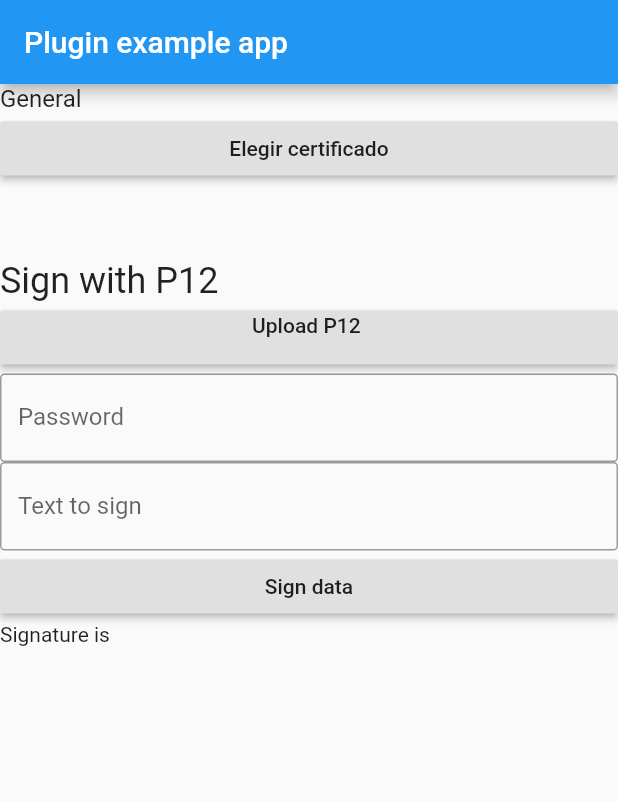
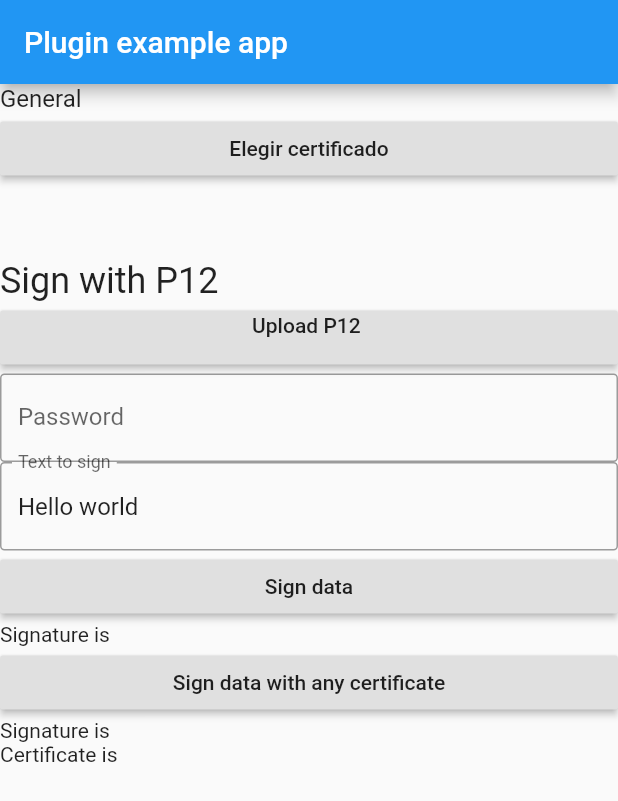
Before and after one commit to Dviejopomata/flutter-p12, a Flutter app: the screen it shows after launch, on a phone screen of 412 x 824 dp. Shown: the top 801 px of the screen. Run offline on Flutter 3.47's test engine with Material 2 defaults, Android fonts, the phone set to English and light mode, and no system bars; our stand-ins replace file_picker.

Commit message:
Add sign data with any certificate in android and 0.0.6

```diff
--- a/example/lib/main.dart
+++ b/example/lib/main.dart
@@ -23,10 +23,12 @@ class _MyAppState extends State<MyApp> {
   TextEditingController _dataToSignController = new TextEditingController();
 
   SignWithP12Result _signature;
+  SignResult _signature2;
 
   @override
   void initState() {
     super.initState();
+    _dataToSignController.text = "Hello world";
   }
 
   @override
@@ -104,7 +106,24 @@ class _MyAppState extends State<MyApp> {
                 },
               ),
               Text(
-                  "Signature is ${_signature != null ? _signature.signature : ""}")
+                  "Signature is ${_signature != null ? _signature.signature : ""}"),
+              RaisedButton(
+                child: Text("Sign data with any certificate"),
+                onPressed: () async {
+                  final signature = await FlutterPfx().sign(
+                    Uint8List.fromList(_dataToSignController.text.codeUnits),
+                  );
+                  print(signature.signature);
+                  print(signature.certificate);
+                  setState(() {
+                    _signature2 = signature;
+                  });
+                },
+              ),
+              Text(
+                  "Signature is ${_signature2 != null ? _signature2.signature : ""}"),
+              Text(
+                  "Certificate is ${_signature2 != null ? _signature2.certificate : ""}"),
             ],
           )),
     );
--- a/lib/flutter_pfx.dart
+++ b/lib/flutter_pfx.dart
@@ -6,46 +6,86 @@ import 'package:flutter/services.dart';
 
 class CustomException implements Exception {
   CustomException(this.cause);
+
   String cause;
 }
 
 class NoCertificateException implements Exception {
   NoCertificateException(this.cause);
+
   String cause;
 }
 
 class BadPasswordP12Exception implements Exception {
   BadPasswordP12Exception(this.cause);
+
   String cause;
 }
 
 class BadFormatP12Exception implements Exception {
   BadFormatP12Exception(this.cause);
+
   String cause;
 }
 
 class UnknownP12Exception implements Exception {
   UnknownP12Exception(this.cause);
+
   String cause;
 }
 
 class CertificateResult {
   CertificateResult({this.b64});
+
   String b64;
 }
 
 class SignWithP12Result {
   SignWithP12Result({this.signature});
+
   String signature;
+}
+
+class SignResult {
+  SignResult({this.signature, this.certificate});
+
+  String signature;
+  String certificate;
 }
 
 class FlutterPfx {
   FlutterPfx();
+
   MethodChannel channel = const MethodChannel('flutter_pfx');
 
   Future<String> get platformVersion async {
     final String version = await channel.invokeMethod('getPlatformVersion');
     return version;
+  }
+
+  Future<SignResult> sign(Uint8List data) async {
+    try {
+      final String signatureB64 = await channel.invokeMethod('signData', {
+        'data': data,
+      });
+      var chunks = signatureB64.split(";");
+      return SignResult(signature: chunks[0], certificate: chunks[1]);
+    } catch (e) {
+      if (e is PlatformException) {
+        switch (e.code) {
+          case "BAD_PASSWORD":
+            throw BadPasswordP12Exception(e.message);
+          case "BAD_CERTIFICATE_FORMAT":
+            throw BadFormatP12Exception(e.message);
+          case "CERTIFICATE_ERROR":
+            throw UnknownP12Exception(e.message);
+          default:
+            rethrow;
+        }
+      } else {
+        rethrow;
+      }
+    }
   }
 
   Future<CertificateResult> chooseCertificate() async {
@@ -69,7 +109,8 @@ class FlutterPfx {
   Future<SignWithP12Result> signWithP12(
       {Uint8List p12, String password, Uint8List data}) async {
     try {
-      final Uint8List signatureB64 = await channel.invokeMethod('signDataWithPfx', {
+      final Uint8List signatureB64 =
+          await channel.invokeMethod('signDataWithPfx', {
         'pfx': p12,
         'password': password,
         'data': data,
--- a/pubspec.yaml
+++ b/pubspec.yaml
@@ -1,6 +1,6 @@
 name: flutter_pfx
 description: Plugin to read and sign with PKCS12 certificates. It allows to ask for a certificate in android.
-version: 0.0.5
+version: 0.0.6
 author: Dviejo <davidviejopomata@gmail.com>
 homepage: https://github.com/Dviejopomata/flutter-p12
 
```
Also changed, not shown: 3 other files.
